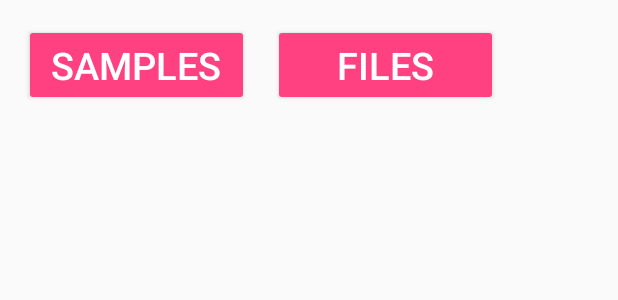
After one commit to AndersKlint/Android_Fx_Recorder, an Android app: the layout load_chooser.xml on its own in the app's theme, with its tools: preview values and no code run, on a phone screen of 412 x 824 dp. The commit adds this screen. Shown: the top 300 px of the screen. Run offline under Robolectric (Android 15) with nearby library versions, the phone set to English and light mode, and no system bars.

Commit message:
weow finnally added load

```diff
--- a/app/src/main/java/com/example/anders/wellactually/ViewStateHandler.java
+++ b/app/src/main/java/com/example/anders/wellactually/ViewStateHandler.java
@@ -1,8 +1,6 @@
 package com.example.anders.wellactually;
 
-import android.content.Context;
 import android.support.design.widget.TabLayout;
-import android.view.View;
 import android.widget.Button;
 import android.widget.LinearLayout;
 
@@ -25,7 +23,7 @@ class ViewStateHandler implements OnStateChangedListener {
 
     private void updateState(int soundMixerState) {
         switch (soundMixerState) {
-            case (SoundMixer.STATE_IDLE):
+            case (SoundMixer.STATE_READY_TO_PLAY):
                 setEnableTrackTabs(true);
                 play.setText("Play");
                 play.setEnabled(true);
--- /dev/null
+++ b/app/src/main/res/layout/load_chooser.xml
@@ -0,0 +1,44 @@
+<?xml version="1.0" encoding="utf-8"?>
+<android.support.constraint.ConstraintLayout xmlns:android="http://schemas.android.com/apk/res/android"
+    xmlns:app="http://schemas.android.com/apk/res-auto"
+    xmlns:tools="http://schemas.android.com/tools"
+    android:layout_width="match_parent"
+    android:layout_height="match_parent">
+
+    <android.support.constraint.ConstraintLayout
+        android:id="@+id/linearLayout2"
+        android:layout_width="wrap_content"
+        android:layout_height="wrap_content">
+
+        <Button
+            android:id="@+id/load_samples_button"
+            style="@style/Widget.AppCompat.Button.Colored"
+            android:layout_width="150dp"
+            android:layout_height="wrap_content"
+            android:layout_marginBottom="16dp"
+            android:layout_marginEnd="16dp"
+            android:layout_marginStart="16dp"
+            android:layout_marginTop="16dp"
+            android:text="Samples"
+            android:textSize="25sp"
+            app:layout_constraintBottom_toBottomOf="parent"
+            app:layout_constraintEnd_toStartOf="@+id/load_files_button2"
+            app:layout_constraintStart_toStartOf="parent"
+            app:layout_constraintTop_toTopOf="parent" />
+
+        <Button
+            android:id="@+id/load_files_button2"
+            style="@style/Widget.AppCompat.Button.Colored"
+            android:layout_width="150dp"
+            android:layout_height="wrap_content"
+            android:layout_marginBottom="16dp"
+            android:layout_marginEnd="16dp"
+            android:layout_marginTop="16dp"
+            android:text="Files"
+            android:textSize="25sp"
+            app:layout_constraintBottom_toBottomOf="parent"
+            app:layout_constraintEnd_toEndOf="parent"
+            app:layout_constraintTop_toTopOf="parent" />
+    </android.support.constraint.ConstraintLayout>
+
+</android.support.constraint.ConstraintLayout>
```
Also changed, not shown: app/src/main/java/com/example/anders/wellactually/AudioPlayer.java (+8 -9 lines), app/src/main/java/com/example/anders/wellactually/MainActivity.java (+88 -9 lines), app/src/main/java/com/example/anders/wellactually/SoundMixer.java (+36 -26 lines), app/src/main/res/layout/activity_main.xml (+14 -5 lines), 1 other file.
